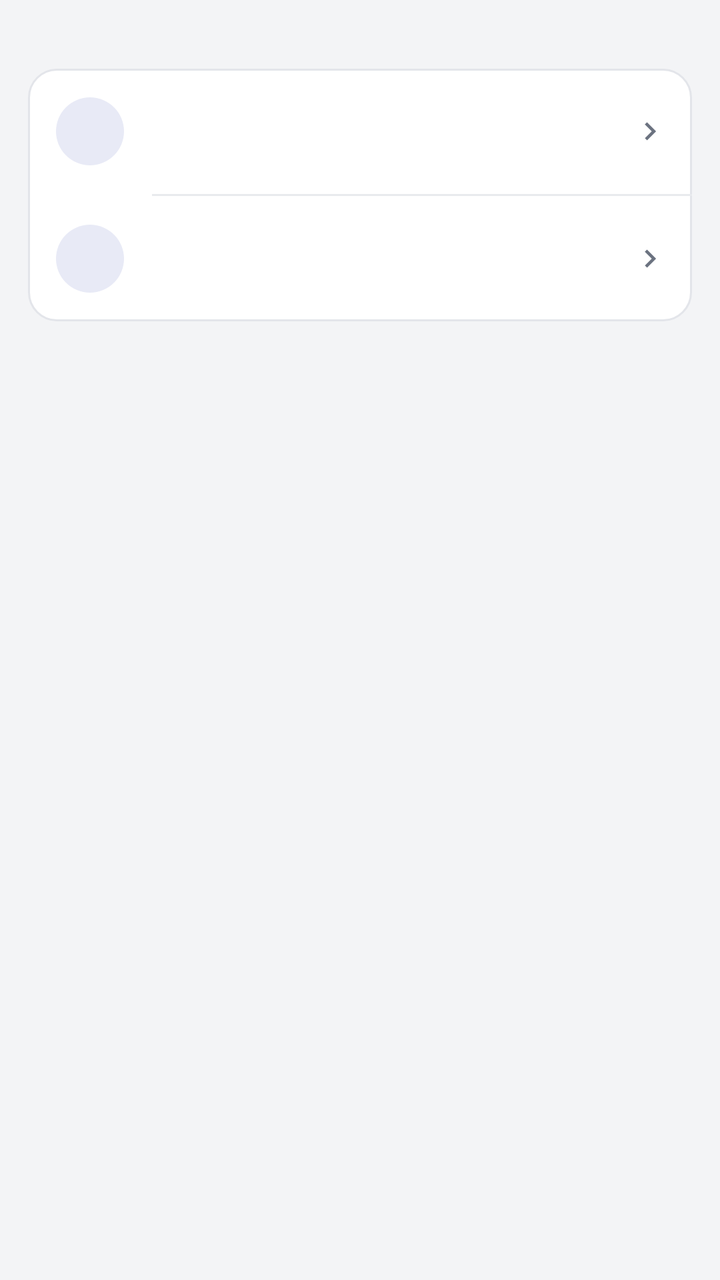
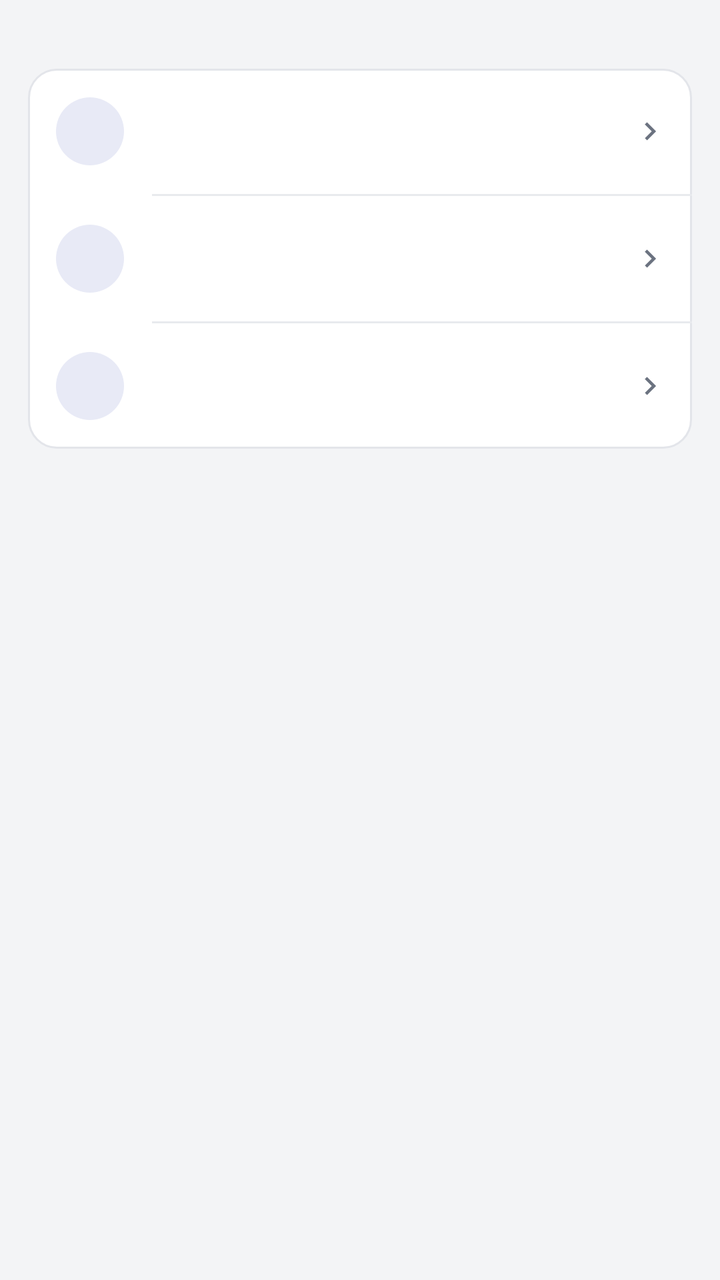

The first picture is an Android layout as it rendered before a commit; the second is the same layout after the commit. The layout source and the unified diff follow.
<!-- AndroidManifest.xml: activity theme AppTheme -->
<!-- res/layout/activity_maps.xml -->
<?xml version="1.0" encoding="utf-8"?>
<LinearLayout xmlns:android="http://schemas.android.com/apk/res/android"
    android:id="@+id/root"
    android:layout_width="match_parent"
    android:layout_height="match_parent"
    android:orientation="vertical"
    android:background="@color/bg">

    <TextView
        android:id="@+id/maps_head"
        android:layout_width="match_parent"
        android:layout_height="wrap_content"
        android:paddingStart="20dp"
        android:paddingEnd="20dp"
        android:paddingTop="12dp"
        android:paddingBottom="6dp"
        android:lineSpacingExtra="2dp"
        android:textColor="@color/fg_muted"
        android:textSize="12sp" />

    <LinearLayout
        android:id="@+id/maps_actions"
        android:layout_width="match_parent"
        android:layout_height="wrap_content"
        android:orientation="vertical"
        android:background="@drawable/card_bg"
        android:layout_marginStart="14dp"
        android:layout_marginEnd="14dp"
        android:layout_marginBottom="8dp">

        <include
            android:id="@+id/row_maps_import"
            layout="@layout/row_action"
            android:layout_width="match_parent"
            android:layout_height="wrap_content" />

        <View
            android:layout_width="match_parent"
            android:layout_height="1dp"
            android:layout_marginStart="62dp"
            android:background="@color/divider" />

        <include
            android:id="@+id/row_maps_export"
            layout="@layout/row_action"
            android:layout_width="match_parent"
            android:layout_height="wrap_content" />
    </LinearLayout>

    
    <TextView
        android:id="@+id/maps_empty"
        android:layout_width="match_parent"
        android:layout_height="wrap_content"
        android:padding="28dp"
        android:gravity="center"
        android:textAlignment="center"
        android:textSize="13sp"
        android:lineSpacingExtra="4dp"
        android:textColor="@color/fg_muted"
        android:visibility="gone" />

    <ListView
        android:id="@+id/maps_list"
        android:layout_width="match_parent"
        android:layout_height="0dp"
        android:layout_weight="1"
        android:divider="@null"
        android:dividerHeight="0dp"
        android:paddingBottom="8dp"
        android:clipToPadding="false" />
</LinearLayout>
<!-- res/layout/row_action.xml (included above) -->
<?xml version="1.0" encoding="utf-8"?>
<LinearLayout xmlns:android="http://schemas.android.com/apk/res/android"
    android:layout_width="match_parent"
    android:layout_height="wrap_content"
    android:orientation="horizontal"
    android:gravity="center_vertical"
    android:background="?android:attr/selectableItemBackground"
    android:clickable="true"
    android:focusable="false"
    android:paddingStart="14dp"
    android:paddingEnd="12dp"
    android:paddingTop="12dp"
    android:paddingBottom="12dp">

    <FrameLayout
        android:layout_width="@dimen/row_icon_box"
        android:layout_height="@dimen/row_icon_box"
        android:background="@drawable/icon_circle">

        <ImageView
            android:id="@+id/act_icon"
            android:layout_width="@dimen/row_icon"
            android:layout_height="@dimen/row_icon"
            android:layout_gravity="center"
            android:tint="@color/accent" />
    </FrameLayout>

    <LinearLayout
        android:layout_width="0dp"
        android:layout_height="wrap_content"
        android:layout_weight="1"
        android:layout_marginStart="14dp"
        android:orientation="vertical">

        <TextView
            android:id="@+id/act_title"
            android:layout_width="match_parent"
            android:layout_height="wrap_content"
            android:singleLine="true"
            android:ellipsize="end"
            android:textSize="15sp"
            android:textColor="@color/fg" />

        <TextView
            android:id="@+id/act_sub"
            android:layout_width="match_parent"
            android:layout_height="wrap_content"
            android:paddingTop="2dp"
            android:textSize="12sp"
            android:textColor="@color/fg_muted" />
    </LinearLayout>

    <ImageView
        android:layout_width="@dimen/row_chevron"
        android:layout_height="@dimen/row_chevron"
        android:layout_marginStart="8dp"
        android:src="@drawable/ic_chevron"
        android:tint="@color/fg_muted" />
</LinearLayout>
<!-- resources referenced by this layout -->
<resources>
  <color name="accent">#FF3F51B5</color>
  <color name="bg">#FFF3F4F6</color>
  <color name="divider">#FFE8EAEE</color>
  <color name="fg">#FF1A1C1E</color>
  <color name="fg_muted">#FF6B7280</color>
  <dimen name="row_chevron">18dp</dimen>
  <dimen name="row_icon">22dp</dimen>
  <dimen name="row_icon_box">34dp</dimen>
  <!-- drawable card_bg (drawable) -->
  <?xml version="1.0" encoding="utf-8"?>
  <shape xmlns:android="http://schemas.android.com/apk/res/android"
      android:shape="rectangle">
      <solid android:color="@color/card" />
      <corners android:radius="14dp" />
      <stroke android:width="1dp" android:color="@color/card_stroke" />
  </shape>
  <!-- drawable ic_chevron (drawable) -->
  <?xml version="1.0" encoding="utf-8"?>
  <vector xmlns:android="http://schemas.android.com/apk/res/android"
      android:width="24dp"
      android:height="24dp"
      android:viewportWidth="24"
      android:viewportHeight="24">
      <path
          android:fillColor="@color/icon_tint"
          android:pathData="M10,6L8.59,7.41 13.17,12l-4.58,4.59L10,18l6,-6z" />
  </vector>
  <!-- drawable icon_circle (drawable) -->
  <?xml version="1.0" encoding="utf-8"?>
  <shape xmlns:android="http://schemas.android.com/apk/res/android"
      android:shape="oval">
      <solid android:color="@color/accent_soft" />
  </shape>
  <style name="AppTheme" parent="android:Theme.Material.Light">
          <item name="android:windowBackground">@color/bg</item>
          <item name="android:textColorPrimary">@color/fg</item>
          <item name="android:textColorSecondary">@color/fg_muted</item>
          <item name="android:colorAccent">@color/accent</item>
  
          
          <item name="android:colorPrimary">@color/appbar</item>
          <item name="android:colorPrimaryDark">@color/statusbar</item>
          <item name="android:statusBarColor">@color/statusbar</item>
          <item name="android:windowLightStatusBar">false</item>
          <item name="android:actionBarStyle">@style/AppBarStyle</item>
  
          
          <item name="android:alertDialogTheme">@style/AppDialogTheme</item>
      </style>
  <color name="card">#FFFFFFFF</color>
  <color name="card_stroke">#FFE3E5EA</color>
  <color name="icon_tint">#FF5F6368</color>
  <color name="accent_soft">#FFE8EAF6</color>
  <color name="appbar">#FF3F51B5</color>
  <color name="statusbar">#FF303F9F</color>
  <style name="AppBarStyle" parent="android:Widget.Material.ActionBar.Solid">
          <item name="android:background">@color/appbar</item>
          
          <item name="android:elevation">0dp</item>
          
          <item name="android:contentInsetStart">16dp</item>
          <item name="android:titleTextStyle">@style/AppBarTitle</item>
      </style>
  <style name="AppDialogTheme" parent="android:Theme.Material.Light.Dialog.Alert">
          <item name="android:windowBackground">@drawable/dlg_bg</item>
          <item name="android:colorAccent">@color/accent</item>
          <item name="android:textColorPrimary">@color/fg</item>
          <item name="android:textColorSecondary">@color/fg_muted</item>
          <item name="android:colorControlNormal">@color/fg_muted</item>
      </style>
  <style name="AppBarTitle" parent="android:TextAppearance.Material.Widget.ActionBar.Title">
          <item name="android:textColor">@color/on_appbar</item>
          <item name="android:textSize">20sp</item>
          <item name="android:fontFamily">sans-serif-medium</item>
      </style>
  <!-- drawable dlg_bg (drawable) -->
  <?xml version="1.0" encoding="utf-8"?>
  <inset xmlns:android="http://schemas.android.com/apk/res/android"
      android:inset="16dp">
      <shape android:shape="rectangle">
          <solid android:color="@color/card" />
          <corners android:radius="14dp" />
          <stroke android:width="1dp" android:color="@color/card_stroke" />
      </shape>
  </inset>
  <color name="on_appbar">#FFFFFFFF</color>
</resources>

<!-- the commit's change to res/layout/activity_maps.xml (unified diff, before → after) -->
@@ -30,6 +30,19 @@
 
         <include
             android:id="@+id/row_maps_import"
+            layout="@layout/row_action"
+            android:layout_width="match_parent"
+            android:layout_height="wrap_content" />
+
+        <View
+            android:layout_width="match_parent"
+            android:layout_height="1dp"
+            android:layout_marginStart="62dp"
+            android:background="@color/divider" />
+
+        
+        <include
+            android:id="@+id/row_maps_from_save"
             layout="@layout/row_action"
             android:layout_width="match_parent"
             android:layout_height="wrap_content" />
